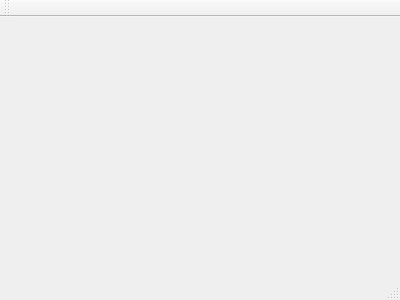
viniltc/POML060, file POML060_v1/stageonemain.ui: the form before one commit.
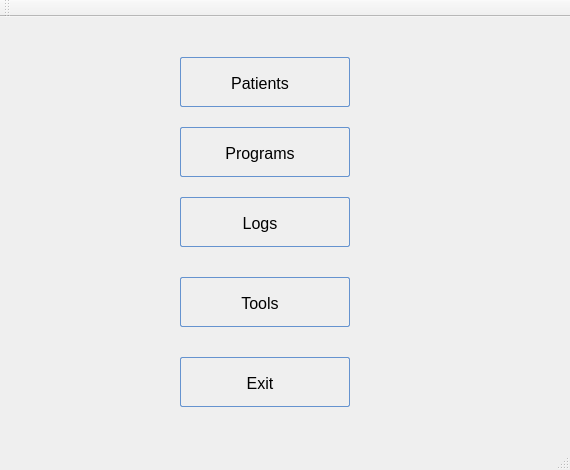
The form after the commit.

```diff
--- a/POML060_v1/stageonemain.ui
+++ b/POML060_v1/stageonemain.ui
@@ -1,24 +1,315 @@
 <ui version="4.0">
  <class>StageOneMain</class>
- <widget class="QMainWindow" name="StageOneMain" >
-  <property name="geometry" >
+ <widget class="QMainWindow" name="StageOneMain">
+  <property name="geometry">
    <rect>
     <x>0</x>
     <y>0</y>
-    <width>400</width>
-    <height>300</height>
+    <width>570</width>
+    <height>470</height>
    </rect>
   </property>
   <property name="windowTitle" >
    <string>StageOneMain</string>
   </property>
-  <widget class="QMenuBar" name="menuBar" />
-  <widget class="QToolBar" name="mainToolBar" />
-  <widget class="QWidget" name="centralWidget" />
-  <widget class="QStatusBar" name="statusBar" />
+  <widget class="QWidget" name="centralWidget">
+   <widget class="QPushButton" name="pushButton">
+    <property name="geometry">
+     <rect>
+      <x>180</x>
+      <y>40</y>
+      <width>170</width>
+      <height>50</height>
+     </rect>
+    </property>
+    <property name="styleSheet">
+     <string notr="true">QPushButton:hover{
+        background: qlineargradient(x1 : 0, y1 : 0, x2 : 0, y2 :   1, stop :   0.0 #ffd9aa,
+                stop :   0.5 #ffbb6e, stop :   0.55 #feae42, stop :   1.0 #fedb74);
+}
+
+QPushButton {
+        border: 1px solid #6593cf;
+        border-radius: 2px;
+        padding: 5px 15px 2px 5px;
+        background: qlineargradient(x1 : 0, y1 : 0, x2 : 0, y2 :   1, stop :   0.0 #f5f9ff,
+                stop :   0.5 #c7dfff, stop :   0.55 #afd2ff, stop :   1.0 #c0dbff);
+        color: #0000;
+        font: bold large &quot;Arial&quot;;
+		font-size: 16px;
+        height: 30px;
+}
+
+
+
+
+QPushButton:pressed {
+        background: qlineargradient(x1 : 0, y1 : 0, x2 : 0, y2 :   1, stop :   0.0 #c0dbff,
+        stop :   0.5 #cfd26f, stop :   0.55 #c7df6f, stop :   1.0 #f5f9ff);
+        padding-top: 2px;
+        padding-left: 3px;
+
+}
+QPushButton:on {
+        background: qlineargradient(x1 : 0, y1 : 0, x2 : 0, y2 :   1, stop :   0.0 #5AA72D,
+        stop :   0.5 #B3E296, stop :   0.55 #B3E296, stop :   1.0 #f5f9ff);
+        padding-top: 2px;
+        padding-left: 3px;
+}
+
+QPushButton:disabled {
+        background: transparent #e5e9ee;
+        padding-top: 2px;        
+        padding-left: 3px;
+        color: black;
+}</string>
+    </property>
+    <property name="text">
+     <string>Patients</string>
+    </property>
+   </widget>
+   <widget class="QPushButton" name="pushButton_2">
+    <property name="geometry">
+     <rect>
+      <x>180</x>
+      <y>110</y>
+      <width>170</width>
+      <height>50</height>
+     </rect>
+    </property>
+    <property name="styleSheet">
+     <string notr="true">QPushButton:hover{
+        background: qlineargradient(x1 : 0, y1 : 0, x2 : 0, y2 :   1, stop :   0.0 #ffd9aa,
+                stop :   0.5 #ffbb6e, stop :   0.55 #feae42, stop :   1.0 #fedb74);
+}
+
+QPushButton {
+        border: 1px solid #6593cf;
+        border-radius: 2px;
+        padding: 5px 15px 2px 5px;
+        background: qlineargradient(x1 : 0, y1 : 0, x2 : 0, y2 :   1, stop :   0.0 #f5f9ff,
+                stop :   0.5 #c7dfff, stop :   0.55 #afd2ff, stop :   1.0 #c0dbff);
+        color: #0000;
+        font: bold large &quot;Arial&quot;;
+		font-size: 16px;
+        height: 30px;
+}
+
+
+
+
+QPushButton:pressed {
+        background: qlineargradient(x1 : 0, y1 : 0, x2 : 0, y2 :   1, stop :   0.0 #c0dbff,
+        stop :   0.5 #cfd26f, stop :   0.55 #c7df6f, stop :   1.0 #f5f9ff);
+        padding-top: 2px;
+        padding-left: 3px;
+
+}
+QPushButton:on {
+        background: qlineargradient(x1 : 0, y1 : 0, x2 : 0, y2 :   1, stop :   0.0 #5AA72D,
+        stop :   0.5 #B3E296, stop :   0.55 #B3E296, stop :   1.0 #f5f9ff);
+        padding-top: 2px;
+        padding-left: 3px;
+}
+
+QPushButton:disabled {
+        background: transparent #e5e9ee;
+        padding-top: 2px;        
+        padding-left: 3px;
+        color: black;
+}</string>
+    </property>
+    <property name="text">
+     <string>Programs</string>
+    </property>
+   </widget>
+   <widget class="QPushButton" name="pushButton_3">
+    <property name="geometry">
+     <rect>
+      <x>180</x>
+      <y>180</y>
+      <width>170</width>
+      <height>50</height>
+     </rect>
+    </property>
+    <property name="styleSheet">
+     <string notr="true">QPushButton:hover{
+        background: qlineargradient(x1 : 0, y1 : 0, x2 : 0, y2 :   1, stop :   0.0 #ffd9aa,
+                stop :   0.5 #ffbb6e, stop :   0.55 #feae42, stop :   1.0 #fedb74);
+}
+
+QPushButton {
+        border: 1px solid #6593cf;
+        border-radius: 2px;
+        padding: 5px 15px 2px 5px;
+        background: qlineargradient(x1 : 0, y1 : 0, x2 : 0, y2 :   1, stop :   0.0 #f5f9ff,
+                stop :   0.5 #c7dfff, stop :   0.55 #afd2ff, stop :   1.0 #c0dbff);
+        color: #0000;
+        font: bold large &quot;Arial&quot;;
+		font-size: 16px;
+        height: 30px;
+}
+
+
+
+
+QPushButton:pressed {
+        background: qlineargradient(x1 : 0, y1 : 0, x2 : 0, y2 :   1, stop :   0.0 #c0dbff,
+        stop :   0.5 #cfd26f, stop :   0.55 #c7df6f, stop :   1.0 #f5f9ff);
+        padding-top: 2px;
+        padding-left: 3px;
+
+}
+QPushButton:on {
+        background: qlineargradient(x1 : 0, y1 : 0, x2 : 0, y2 :   1, stop :   0.0 #5AA72D,
+        stop :   0.5 #B3E296, stop :   0.55 #B3E296, stop :   1.0 #f5f9ff);
+        padding-top: 2px;
+        padding-left: 3px;
+}
+
+QPushButton:disabled {
+        background: transparent #e5e9ee;
+        padding-top: 2px;        
+        padding-left: 3px;
+        color: black;
+}</string>
+    </property>
+    <property name="text">
+     <string>Logs</string>
+    </property>
+   </widget>
+   <widget class="QPushButton" name="pushButton_4">
+    <property name="geometry">
+     <rect>
+      <x>180</x>
+      <y>340</y>
+      <width>170</width>
+      <height>50</height>
+     </rect>
+    </property>
+    <property name="styleSheet">
+     <string notr="true">QPushButton:hover{
+        background: qlineargradient(x1 : 0, y1 : 0, x2 : 0, y2 :   1, stop :   0.0 #ffd9aa,
+                stop :   0.5 #ffbb6e, stop :   0.55 #feae42, stop :   1.0 #fedb74);
+}
+
+QPushButton {
+        border: 1px solid #6593cf;
+        border-radius: 2px;
+        padding: 5px 15px 2px 5px;
+        background: qlineargradient(x1 : 0, y1 : 0, x2 : 0, y2 :   1, stop :   0.0 #f5f9ff,
+                stop :   0.5 #c7dfff, stop :   0.55 #afd2ff, stop :   1.0 #c0dbff);
+        color: #0000;
+        font: bold large &quot;Arial&quot;;
+		font-size: 16px;
+        height: 30px;
+}
+
+
+
+
+QPushButton:pressed {
+        background: qlineargradient(x1 : 0, y1 : 0, x2 : 0, y2 :   1, stop :   0.0 #c0dbff,
+        stop :   0.5 #cfd26f, stop :   0.55 #c7df6f, stop :   1.0 #f5f9ff);
+        padding-top: 2px;
+        padding-left: 3px;
+
+}
+QPushButton:on {
+        background: qlineargradient(x1 : 0, y1 : 0, x2 : 0, y2 :   1, stop :   0.0 #5AA72D,
+        stop :   0.5 #B3E296, stop :   0.55 #B3E296, stop :   1.0 #f5f9ff);
+        padding-top: 2px;
+        padding-left: 3px;
+}
+
+QPushButton:disabled {
+        background: transparent #e5e9ee;
+        padding-top: 2px;        
+        padding-left: 3px;
+        color: black;
+}</string>
+    </property>
+    <property name="text">
+     <string>Exit</string>
+    </property>
+   </widget>
+   <widget class="QPushButton" name="pushButton_5">
+    <property name="geometry">
+     <rect>
+      <x>180</x>
+      <y>260</y>
+      <width>170</width>
+      <height>50</height>
+     </rect>
+    </property>
+    <property name="styleSheet">
+     <string notr="true">QPushButton:hover{
+        background: qlineargradient(x1 : 0, y1 : 0, x2 : 0, y2 :   1, stop :   0.0 #ffd9aa,
+                stop :   0.5 #ffbb6e, stop :   0.55 #feae42, stop :   1.0 #fedb74);
+}
+
+QPushButton {
+        border: 1px solid #6593cf;
+        border-radius: 2px;
+        padding: 5px 15px 2px 5px;
+        background: qlineargradient(x1 : 0, y1 : 0, x2 : 0, y2 :   1, stop :   0.0 #f5f9ff,
+                stop :   0.5 #c7dfff, stop :   0.55 #afd2ff, stop :   1.0 #c0dbff);
+        color: #0000;
+        font: bold large &quot;Arial&quot;;
+		font-size: 16px;
+        height: 30px;
+}
+
+
+
+
+QPushButton:pressed {
+        background: qlineargradient(x1 : 0, y1 : 0, x2 : 0, y2 :   1, stop :   0.0 #c0dbff,
+        stop :   0.5 #cfd26f, stop :   0.55 #c7df6f, stop :   1.0 #f5f9ff);
+        padding-top: 2px;
+        padding-left: 3px;
+
+}
+QPushButton:on {
+        background: qlineargradient(x1 : 0, y1 : 0, x2 : 0, y2 :   1, stop :   0.0 #5AA72D,
+        stop :   0.5 #B3E296, stop :   0.55 #B3E296, stop :   1.0 #f5f9ff);
+        padding-top: 2px;
+        padding-left: 3px;
+}
+
+QPushButton:disabled {
+        background: transparent #e5e9ee;
+        padding-top: 2px;        
+        padding-left: 3px;
+        color: black;
+}</string>
+    </property>
+    <property name="text">
+     <string>Tools</string>
+    </property>
+   </widget>
+  </widget>
+  <widget class="QMenuBar" name="menuBar">
+   <property name="geometry">
+    <rect>
+     <x>0</x>
+     <y>0</y>
+     <width>570</width>
+     <height>21</height>
+    </rect>
+   </property>
+  </widget>
+  <widget class="QToolBar" name="mainToolBar">
+   <attribute name="toolBarArea">
+    <enum>TopToolBarArea</enum>
+   </attribute>
+   <attribute name="toolBarBreak">
+    <bool>false</bool>
+   </attribute>
+  </widget>
+  <widget class="QStatusBar" name="statusBar"/>
  </widget>
- <layoutDefault spacing="6" margin="11" />
- <pixmapfunction></pixmapfunction>
+ <layoutdefault spacing="6" margin="11"/>
  <resources/>
  <connections/>
 </ui>
```
Left out of the diff: 3 changed lines with no effect on the pictures.
